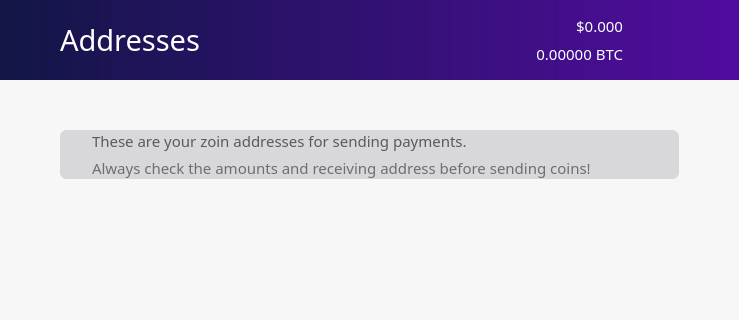
noirofficial/noir, file src/qt/forms/addressbookpage.ui: the form before one commit; both pictures show x 0 to 739 and y 0 to 320 of the 739 by 582 pixel window.
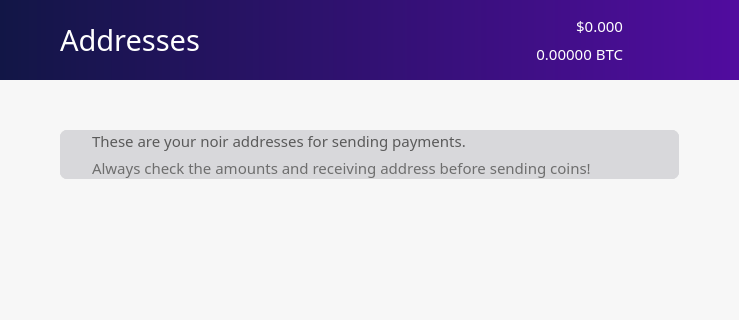
The form after the commit. Icons and pictures are not drawn.

Patch:
```diff
--- a/src/qt/forms/addressbookpage.ui
+++ b/src/qt/forms/addressbookpage.ui
@@ -824,7 +824,7 @@
                  </property>
                  <property name="font">
                   <font>
-                   <family>ZoinMedium</family>
+                   <family>NoirMedium</family>
                    <pointsize>11</pointsize>
                    <weight>50</weight>
                    <bold>false</bold>
@@ -840,7 +840,7 @@
                   <string notr="true">color: rgb(90, 90, 90);</string>
                  </property>
                  <property name="text">
-                  <string>These are your zoin addresses for sending payments.</string>
+                  <string>These are your noir addresses for sending payments.</string>
                  </property>
                  <property name="alignment">
                   <set>Qt::AlignBottom|Qt::AlignLeading|Qt::AlignLeft</set>
```
Left out of the diff: 18 changed lines with no effect on the pictures.
